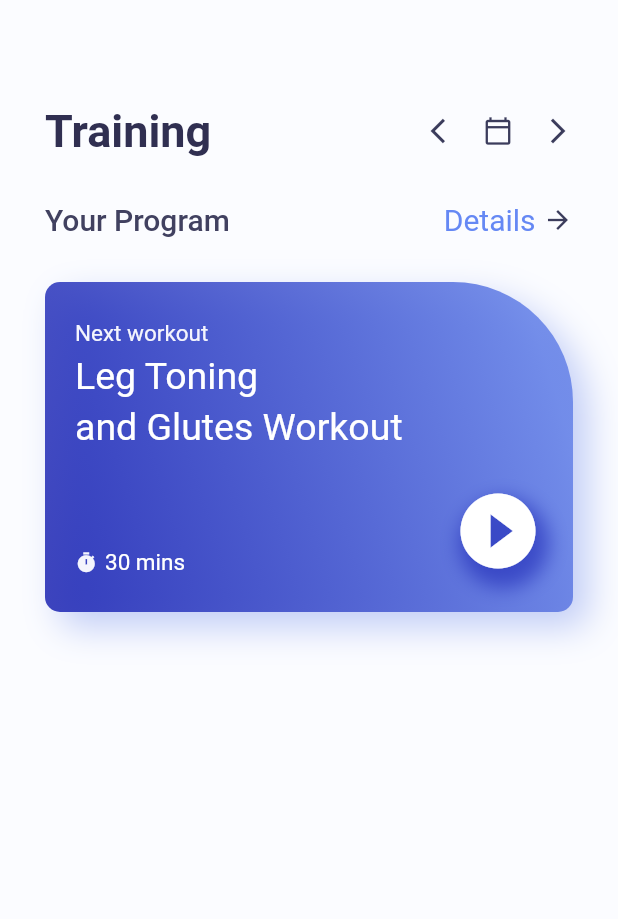
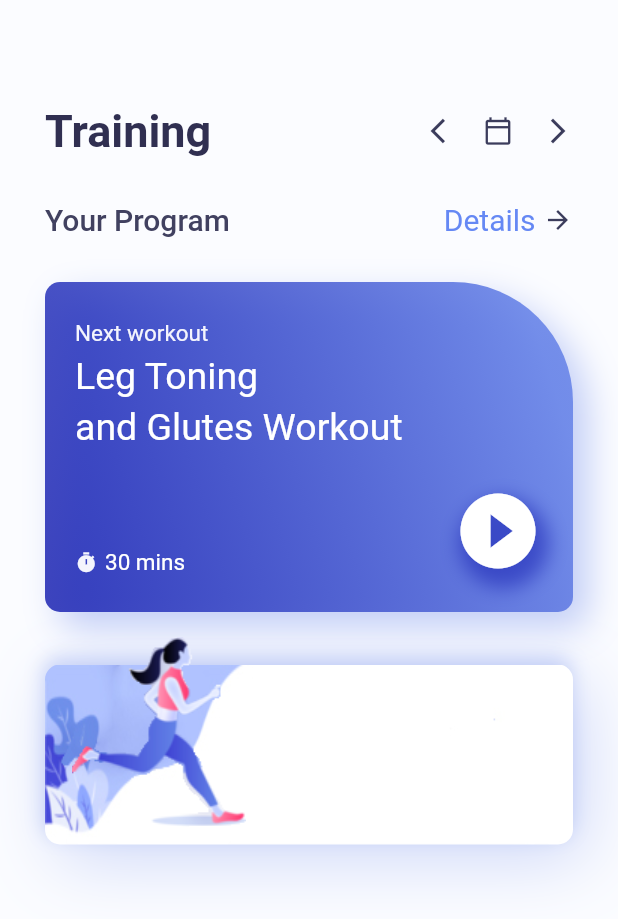
Before and after one commit to Nayan-Awati/Workout-App, a Flutter app: the screen it shows after launch, on a phone screen of 412 x 824 dp. Shown: the top 919 px of the screen. Run offline on Flutter 3.47's test engine with Material 2 defaults, Android fonts, the phone set to English and light mode, and no system bars.

Commit message:
adding second container in homepage

```diff
--- a/lib/home_page.dart
+++ b/lib/home_page.dart
@@ -16,6 +16,7 @@ class _HomePageState extends State<HomePage> {
       backgroundColor: color.AppColor.homePageBackground,
       body: Container(
         padding: EdgeInsets.only(top:70, left: 30, right: 30),
+        //main
         child: Column(
           children: [
             Row(
@@ -167,7 +168,62 @@ class _HomePageState extends State<HomePage> {
               ),
 
             ),
-            SizedBox(height: 20,),
+            SizedBox(height: 5,),
+
+            Container(
+              height: 180,
+              width: MediaQuery.of(context).size.width,
+              child: Stack(
+                children: [
+                  Container(
+                    height: 120,
+                    margin: EdgeInsets.only(top: 30),
+                    width: MediaQuery.of(context).size.width,
+                    decoration: BoxDecoration(
+                      borderRadius: BorderRadius.circular(10),
+                      image: DecorationImage(image: AssetImage(
+                        "assets/card.jpg",
+
+                      ),
+                      fit: BoxFit.fill
+                      ),
+                      boxShadow: [
+
+                        BoxShadow(
+                          color: color.AppColor.gradientSecond.withOpacity(0.3),
+                          offset: Offset(8,10 ),
+                          blurRadius: 40,
+                        ),
+                        BoxShadow(
+                          color: color.AppColor.gradientSecond.withOpacity(0.3),
+                          offset: Offset(-1,-5),
+                          blurRadius: 10,
+                        )
+                      ],
+                    ),
+                  ),
+
+                  Container(
+                    height: 200,
+                    width: MediaQuery.of(context).size.width,
+                    margin: EdgeInsets.only(right: 200, bottom: 30),
+                    decoration: BoxDecoration(
+                      // color: Colors.red.withOpacity(0.2),
+                      borderRadius: BorderRadius.circular(10),
+                        image: DecorationImage(
+                          image: AssetImage(
+                          "assets/figure.png",
+                        ),
+                      ),
+                    ),
+
+                  ),
+
+
+
+                ],
+              ),
+            )
 
 
 
```
